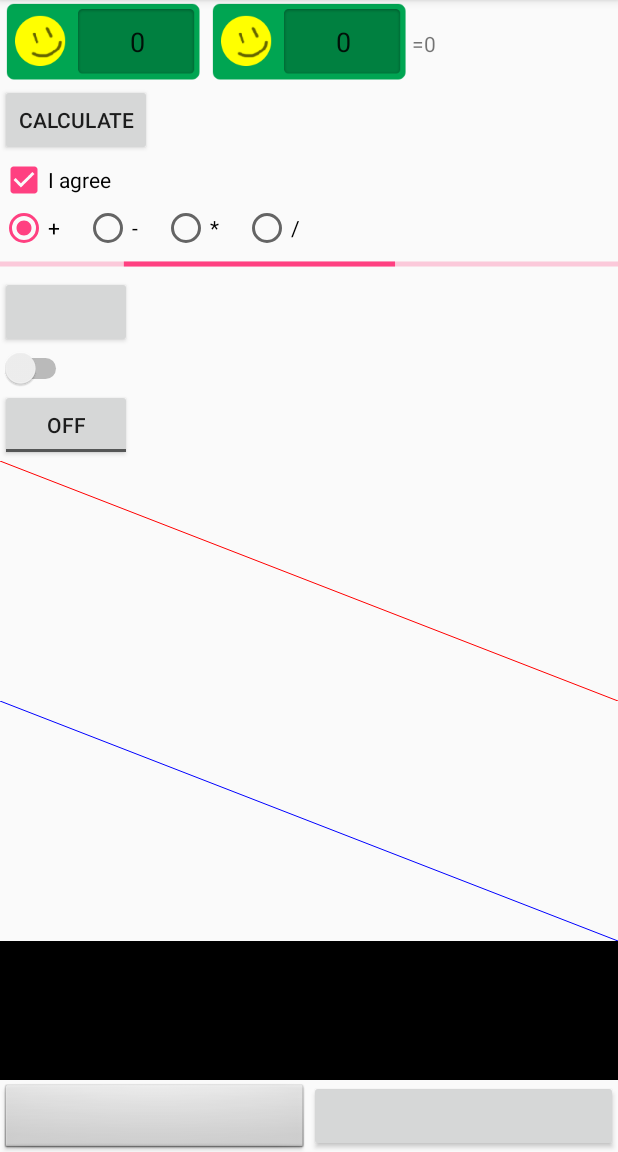
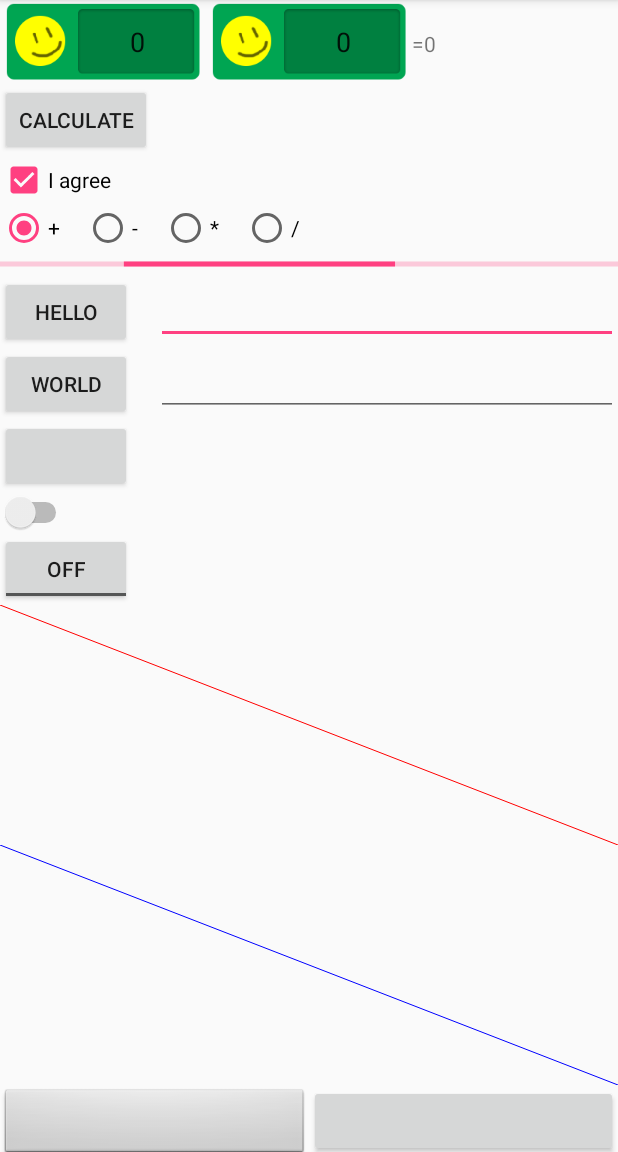
Before and after one commit to jennyjnn/testProject, an Android app: the screen it shows after launch (MainActivity), on a phone screen of 412 x 824 dp, the part 84-1236 px from its top. Run offline under Robolectric (Android 15) with nearby library versions, the phone set to English and light mode, and no system bars; plain views replace AdjustableImageButton, FancyButton.

Commit message:
Custom View Group

```diff
--- /dev/null
+++ b/practice1/app/src/main/java/com/example/jenny/practice1/CustomViewGroup.java
@@ -0,0 +1,53 @@
+package com.example.jenny.practice1;
+
+import android.annotation.TargetApi;
+import android.content.Context;
+import android.os.Build;
+import android.support.annotation.NonNull;
+import android.support.annotation.Nullable;
+import android.util.AttributeSet;
+import android.widget.Button;
+import android.widget.FrameLayout;
+
+public class CustomViewGroup extends FrameLayout {
+    private Button btnHello;
+
+    public CustomViewGroup(@NonNull Context context) {
+        super(context);
+        initInflate();
+        initInstances();
+    }
+
+    public CustomViewGroup(@NonNull Context context, @Nullable AttributeSet attrs) {
+        super(context, attrs);
+        initInflate();
+        initInstances();
+    }
+
+    public CustomViewGroup(@NonNull Context context, @Nullable AttributeSet attrs, int defStyleAttr) {
+        super(context, attrs, defStyleAttr);
+        initInflate();
+        initInstances();
+    }
+
+    @TargetApi(21)
+    public CustomViewGroup(@NonNull Context context, @Nullable AttributeSet attrs, int defStyleAttr, int defStyleRes) {
+        super(context, attrs, defStyleAttr, defStyleRes);
+        initInflate();
+        initInstances();
+    }
+
+    private void initInflate() {
+        // Infalte Layout Here
+        inflate(getContext(), R.layout.sample_layout, this);
+    }
+
+    private void initInstances () {
+        // findViewById here
+        btnHello = findViewById(R.id.btnCustomViewGroupHello);
+    }
+
+    public void setButtonText (String text) {
+        btnHello.setText(text);
+    }
+}
--- a/practice1/app/src/main/java/com/example/jenny/practice1/MainActivity.java
+++ b/practice1/app/src/main/java/com/example/jenny/practice1/MainActivity.java
@@ -30,6 +30,9 @@ public class MainActivity extends AppCompatActivity implements View.OnClickListe
     Button btnCalculate;
 
     RadioGroup rgOperator;
+
+    CustomViewGroup viewGroup1;
+    CustomViewGroup viewGroup2;
 
 
     @Override
@@ -77,6 +80,12 @@ public class MainActivity extends AppCompatActivity implements View.OnClickListe
         btnCalculate.setOnClickListener(this);
 
         rgOperator = findViewById(R.id.rgOperator);
+
+        viewGroup1 = findViewById(R.id.viewGroup1);
+        viewGroup2 = findViewById(R.id.viewGroup2);
+
+        viewGroup1.setButtonText("Hello");
+        viewGroup2.setButtonText("World");
 
     }
 
--- a/practice1/app/src/main/res/layout/activity_main.xml
+++ b/practice1/app/src/main/res/layout/activity_main.xml
@@ -132,6 +132,15 @@
                 android:indeterminate="true"
                 android:progress="30" />
 
+            <com.example.jenny.practice1.CustomViewGroup
+                android:layout_width="match_parent"
+                android:layout_height="wrap_content"
+                android:id="@+id/viewGroup1"/>
+            <com.example.jenny.practice1.CustomViewGroup
+                android:layout_width="match_parent"
+                android:layout_height="wrap_content"
+                android:id="@+id/viewGroup2"/>
+
             <mehdi.sakout.fancybuttons.FancyButton
                 android:id="@+id/btn_spotify"
                 android:layout_width="wrap_content"
--- /dev/null
+++ b/practice1/app/src/main/res/layout/sample_layout.xml
@@ -0,0 +1,16 @@
+<?xml version="1.0" encoding="utf-8"?>
+<LinearLayout
+    xmlns:android="http://schemas.android.com/apk/res/android" android:layout_width="match_parent"
+    android:layout_height="match_parent"
+    android:orientation="horizontal">
+
+    <Button
+        android:layout_width="wrap_content"
+        android:layout_height="wrap_content"
+        android:text="button"
+        android:layout_marginRight="16dp"
+        android:id="@+id/btnCustomViewGroupHello"/>
+    <EditText
+        android:layout_width="match_parent"
+        android:layout_height="wrap_content" />
+</LinearLayout>
```
